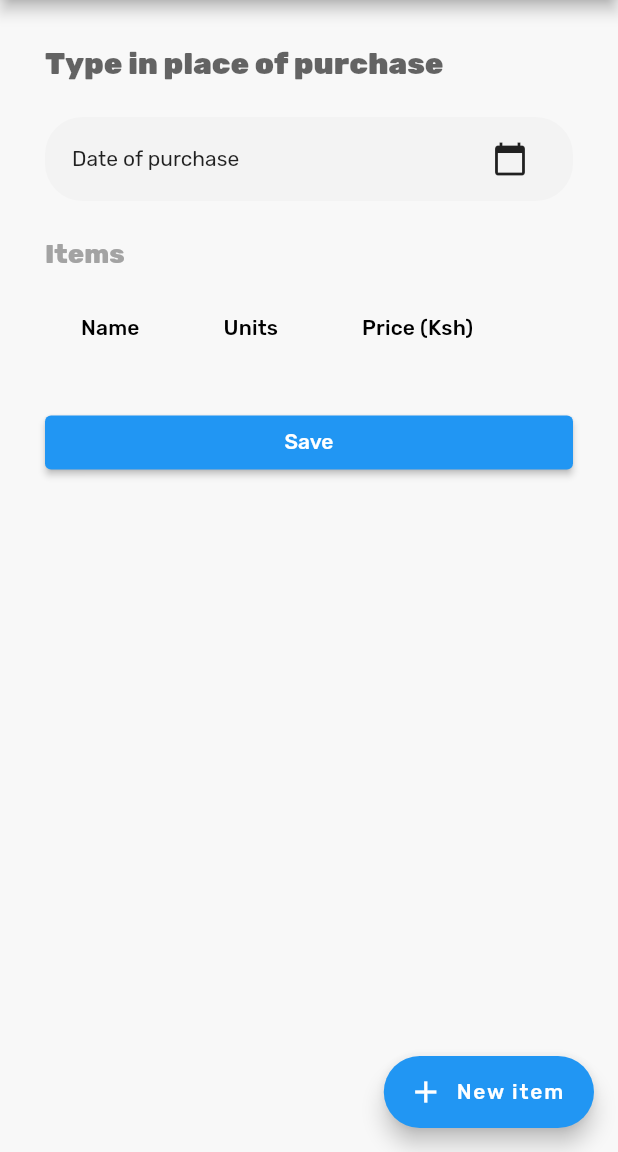
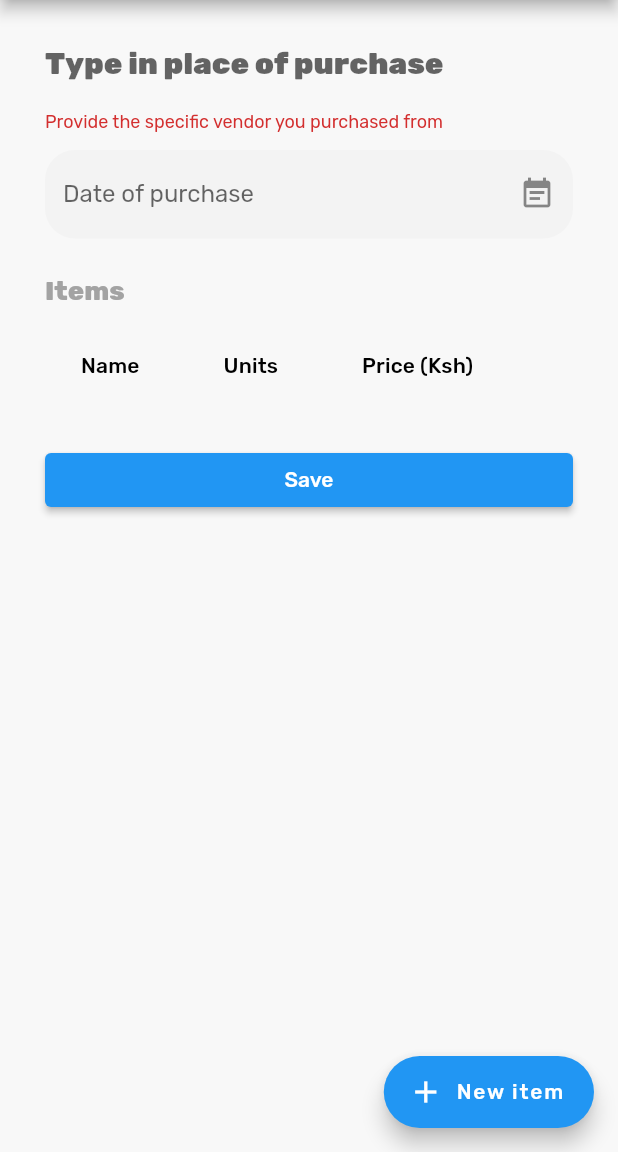
Before and after one commit to sanjeevbishnoi/shilingi, a Flutter app: the NewPurchasePage screen opened by its route, after a tap on "Save", on a phone screen of 412 x 824 dp, the part 84-1236 px from its top. Run offline on Flutter 3.47's test engine with Material 2 defaults, Android fonts, the phone set to English and light mode, and no system bars; drawn by our look-alikes of date_field; our stand-ins replace flutter_datetime_picker, google_fonts.

Commit message:
update date field

```diff
--- a/app-flutter/lib/src/pages/new_purchase.dart
+++ b/app-flutter/lib/src/pages/new_purchase.dart
@@ -3,6 +3,7 @@ import 'package:flutter/material.dart';
 import 'package:google_fonts/google_fonts.dart';
 import 'package:flutter_datetime_picker/flutter_datetime_picker.dart';
 import 'package:intl/intl.dart';
+import 'package:date_field/date_field.dart';
 
 import '../models/model.dart';
 import '../components/components.dart';
@@ -62,11 +63,14 @@ class _Body extends StatefulWidget {
 class _BodyState extends State<_Body> {
   DateTime? _date;
   final List<PurchaseItem> _items = [];
+  final _formKey = GlobalKey<FormState>();
 
   @override
   Widget build(BuildContext context) {
     return Padding(
       padding: const EdgeInsets.symmetric(vertical: 18.0, horizontal: 30.0),
+      child: Form(
+        key: _formKey,
         child: Column(
           crossAxisAlignment: CrossAxisAlignment.start,
           children: <Widget>[
@@ -79,39 +83,41 @@ class _BodyState extends State<_Body> {
                 hintText: 'Type in place of purchase',
                 border: InputBorder.none,
               ),
+              validator: requiredValidatorWithMessage(
+                  'Provide the specific vendor you purchased from'),
             ),
             const SizedBox(height: 12.0),
-          Container(
-            decoration: BoxDecoration(
-              color: const Color(0xFFF3F3F3),
-              borderRadius: BorderRadius.circular(25.0),
+            DateTimeFormField(
+              mode: DateTimeFieldPickerMode.date,
+              decoration: InputDecoration(
+                suffixIcon: const Icon(Icons.event_note),
+                filled: true,
+                fillColor: const Color(0xFFF3F3F3),
+                border: UnderlineInputBorder(
+                  borderSide: BorderSide.none,
+                  borderRadius: BorderRadius.circular(20.0),
                 ),
-            child: GestureDetector(
-              onTap: _showDatePicker,
-              child: Padding(
-                padding:
-                    const EdgeInsets.symmetric(vertical: 4.0, horizontal: 18.0),
-                child: Row(
-                  children: [
-                    Expanded(child: Text(_dateString())),
-                    IconButton(
-                        onPressed: () {
-                          _showDatePicker();
+                labelText: 'Date of purchase',
+              ),
+              validator: (date) {
+                if (date == null) {
+                  return 'When did you make this purchase?';
+                }
+                return null;
               },
-                        icon: const Icon(Icons.calendar_today)),
-                  ],
-                ),
-              ),
-            ),
             ),
             const SizedBox(height: 24.0),
             _Items(items: _items),
             const SizedBox(height: 24.0),
             ConstrainedBox(
                 constraints: const BoxConstraints(minWidth: double.infinity),
-              child:
-                  ElevatedButton(onPressed: () {}, child: const Text('Save'))),
+                child: ElevatedButton(
+                    onPressed: () {
+                      _submit();
+                    },
+                    child: const Text('Save'))),
           ],
+        ),
       ),
     );
   }
@@ -134,6 +140,28 @@ class _BodyState extends State<_Body> {
     setState(() {
       _items.add(item);
     });
+  }
+
+  void _submit() {
+    if (_formKey.currentState!.validate()) {
+      if (_items.isEmpty) {
+        showDialog(
+            context: context,
+            builder: (_) {
+              return AlertDialog(
+                content: const Text(
+                    'You have not provided a list of items purchased'),
+                actions: [
+                  TextButton(
+                      onPressed: () {
+                        Navigator.of(context).pop();
+                      },
+                      child: const Text('OK'))
+                ],
+              );
+            });
+      }
+    }
   }
 }
 
--- a/app-flutter/pubspec.yaml
+++ b/app-flutter/pubspec.yaml
@@ -36,8 +36,8 @@ dependencies:
   cupertino_icons: ^1.0.2
   google_fonts: ^2.2.0
   intl: ^0.17.0
-  flutter_datetime_picker: ^1.5.1
   json_annotation: ^4.4.0
+  date_field: ^2.1.3
 
 dev_dependencies:
   flutter_test:
```
Also changed, not shown: app-flutter/pubspec.lock. Lines whose indentation alone changed are shown as unchanged.
